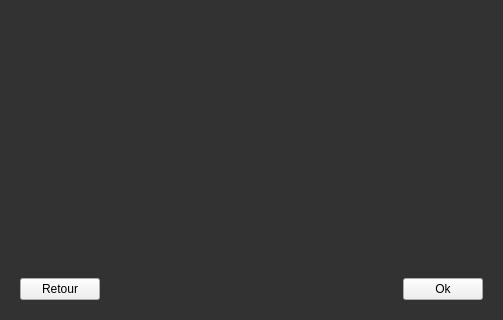
Qt form CMenuNodeInspector.ui (ludomuse/LudoMuseEditor) before a commit; both pictures show x 0 to 503 and y 138 to 458 of the 503 by 458 pixel window.
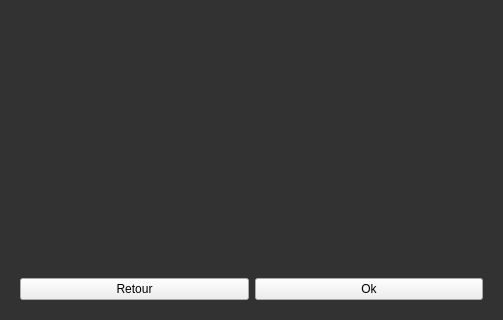
The same form after that commit.

Commit message: [Add] Scroll area for node inspector

Patch:
```diff
--- a/CMenuNodeInspector.ui
+++ b/CMenuNodeInspector.ui
@@ -118,19 +118,6 @@
         </property>
        </widget>
       </item>
-      <item>
-       <spacer name="horizontalSpacer">
-        <property name="orientation">
-         <enum>Qt::Horizontal</enum>
-        </property>
-        <property name="sizeHint" stdset="0">
-         <size>
-          <width>40</width>
-          <height>20</height>
-         </size>
-        </property>
-       </spacer>
-      </item>
       <item>
        <widget class="QPushButton" name="okButton">
         <property name="text">
```
The commit also changes 6 other files.
